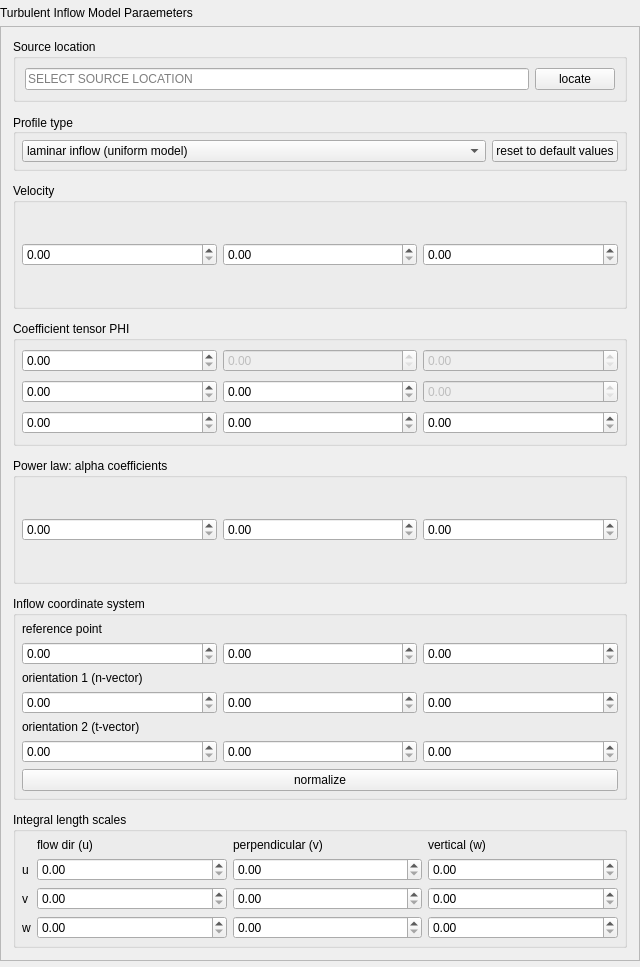
Old version of the form widgets/inflowparameterwidget.ui in the repository NHERI-SimCenter/TurbulenceInflowTool.
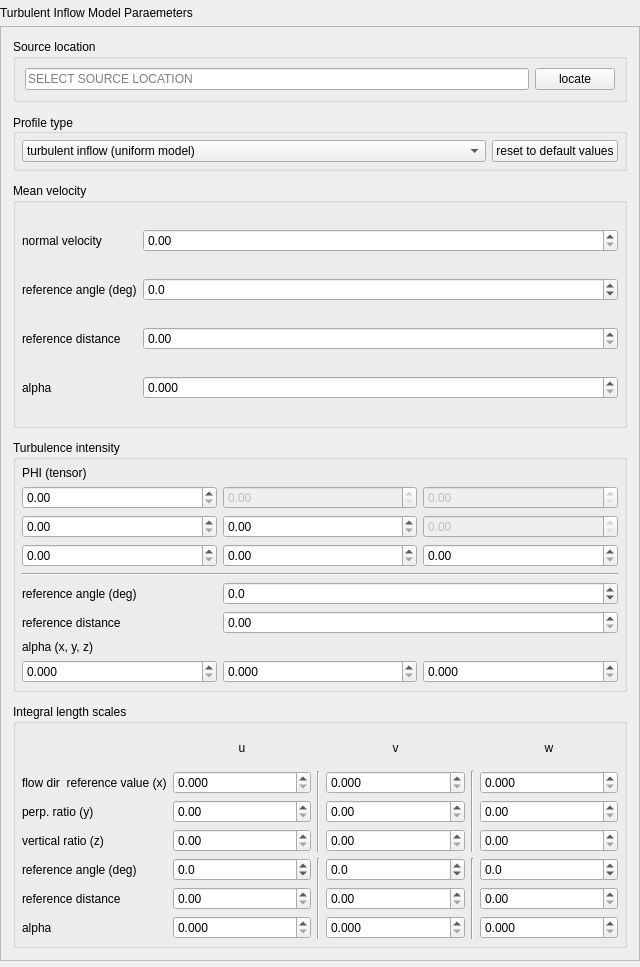
New version of the form.

Commit message: Update to new inflowProperty format

Diff of the .ui file:
```diff
--- a/widgets/inflowparameterwidget.ui
+++ b/widgets/inflowparameterwidget.ui
@@ -157,16 +157,6 @@
               <verstretch>0</verstretch>
              </sizepolicy>
             </property>
-            <item>
-             <property name="text">
-              <string>laminar inflow (uniform model)</string>
-             </property>
-            </item>
-            <item>
-             <property name="text">
-              <string>laminar inflow (exponential model)</string>
-             </property>
-            </item>
             <item>
              <property name="text">
               <string>turbulent inflow (uniform model)</string>
@@ -198,9 +188,9 @@
        <item>
         <widget class="QGroupBox" name="velocityGroup">
          <property name="title">
-          <string>Velocity</string>
+          <string>Mean velocity</string>
          </property>
-         <layout class="QGridLayout" name="gridLayout_3">
+         <layout class="QGridLayout" name="gridLayout_3" columnstretch="0,1">
           <property name="leftMargin">
            <number>6</number>
           </property>
@@ -214,9 +204,30 @@
            <number>6</number>
           </property>
           <item row="0" column="0">
-           <widget class="QDoubleSpinBox" name="vel1">
-            <property name="maximum">
-             <double>333.000000000000000</double>
+           <widget class="QLabel" name="label_velocityU">
+            <property name="text">
+             <string>normal velocity</string>
+            </property>
+           </widget>
+          </item>
+          <item row="1" column="0">
+           <widget class="QLabel" name="label_refAngleU">
+            <property name="text">
+             <string>reference angle (deg)</string>
+            </property>
+           </widget>
+          </item>
+          <item row="2" column="0">
+           <widget class="QLabel" name="label_refDistU">
+            <property name="text">
+             <string>reference distance</string>
+            </property>
+           </widget>
+          </item>
+          <item row="3" column="0">
+           <widget class="QLabel" name="label_alphaU">
+            <property name="text">
+             <string>alpha</string>
             </property>
            </widget>
           </item>
@@ -227,10 +238,33 @@
             </property>
            </widget>
           </item>
-          <item row="0" column="2">
-           <widget class="QDoubleSpinBox" name="vel3">
+          <item row="1" column="1">
+           <widget class="QDoubleSpinBox" name="refAngleU">
+            <property name="decimals">
+             <number>1</number>
+            </property>
+            <property name="minimum">
+             <double>-180.000000000000000</double>
+            </property>
             <property name="maximum">
-             <double>333.000000000000000</double>
+             <double>180.000000000000000</double>
+            </property>
+           </widget>
+          </item>
+          <item row="2" column="1">
+           <widget class="QDoubleSpinBox" name="refDistU">
+            <property name="maximum">
+             <double>300.000000000000000</double>
+            </property>
+           </widget>
+          </item>
+          <item row="3" column="1">
+           <widget class="QDoubleSpinBox" name="alphaU">
+            <property name="decimals">
+             <number>3</number>
+            </property>
+            <property name="singleStep">
+             <double>0.010000000000000</double>
             </property>
            </widget>
           </item>
@@ -240,9 +274,9 @@
        <item>
         <widget class="QGroupBox" name="phiTensorGroup">
          <property name="title">
-          <string>Coefficient tensor PHI</string>
+          <string>Turbulence intensity</string>
          </property>
-         <layout class="QGridLayout" name="gridLayout_2" rowstretch="0,0,0,0,0,0,0" rowminimumheight="0,0,0,0,0,0,0">
+         <layout class="QGridLayout" name="gridLayout_2" rowstretch="0,0,0,0,0,0,0,0,0,0,0,0" rowminimumheight="0,0,0,0,0,0,0,0,0,0,0,0">
           <property name="leftMargin">
            <number>6</number>
           </property>
@@ -255,19 +289,6 @@
           <property name="bottomMargin">
            <number>6</number>
           </property>
-          <item row="3" column="0">
-           <widget class="QDoubleSpinBox" name="PHI21"/>
-          </item>
-          <item row="2" column="2">
-           <widget class="QDoubleSpinBox" name="PHI13">
-            <property name="enabled">
-             <bool>false</bool>
-            </property>
-           </widget>
-          </item>
-          <item row="6" column="1">
-           <widget class="QDoubleSpinBox" name="PHI32"/>
-          </item>
           <item row="2" column="1">
            <widget class="QDoubleSpinBox" name="PHI12">
             <property name="enabled">
@@ -275,128 +296,126 @@
             </property>
            </widget>
           </item>
-          <item row="6" column="2">
-           <widget class="QDoubleSpinBox" name="PHI33"/>
-          </item>
-          <item row="3" column="1">
-           <widget class="QDoubleSpinBox" name="PHI22"/>
-          </item>
-          <item row="3" column="2">
-           <widget class="QDoubleSpinBox" name="PHI23">
-            <property name="enabled">
-             <bool>false</bool>
-            </property>
-           </widget>
-          </item>
           <item row="6" column="0">
            <widget class="QDoubleSpinBox" name="PHI31"/>
           </item>
           <item row="2" column="0">
            <widget class="QDoubleSpinBox" name="PHI11"/>
           </item>
-         </layout>
-        </widget>
-       </item>
-       <item>
-        <widget class="QGroupBox" name="alphaParameterGroup">
-         <property name="title">
-          <string>Power law: alpha coefficients</string>
-         </property>
-         <layout class="QGridLayout" name="gridLayout_5">
-          <property name="leftMargin">
-           <number>6</number>
-          </property>
-          <property name="topMargin">
-           <number>6</number>
-          </property>
-          <property name="rightMargin">
-           <number>6</number>
-          </property>
-          <property name="bottomMargin">
-           <number>6</number>
-          </property>
-          <item row="1" column="2">
-           <widget class="QDoubleSpinBox" name="alpha3"/>
+          <item row="11" column="2">
+           <widget class="QDoubleSpinBox" name="alpha3">
+            <property name="decimals">
+             <number>3</number>
+            </property>
+            <property name="singleStep">
+             <double>0.010000000000000</double>
+            </property>
+           </widget>
           </item>
-          <item row="1" column="0">
-           <widget class="QDoubleSpinBox" name="alpha1"/>
+          <item row="6" column="1">
+           <widget class="QDoubleSpinBox" name="PHI32"/>
           </item>
-          <item row="1" column="1">
-           <widget class="QDoubleSpinBox" name="alpha2"/>
+          <item row="9" column="0">
+           <widget class="QLabel" name="label_refDistPHI">
+            <property name="text">
+             <string>reference distance</string>
+            </property>
+           </widget>
           </item>
-         </layout>
-        </widget>
-       </item>
-       <item>
-        <widget class="QGroupBox" name="referencePointGroup">
-         <property name="title">
-          <string>Inflow coordinate system</string>
-         </property>
-         <layout class="QGridLayout" name="gridLayout_4">
-          <property name="leftMargin">
-           <number>6</number>
-          </property>
-          <property name="topMargin">
-           <number>6</number>
-          </property>
-          <property name="rightMargin">
-           <number>6</number>
-          </property>
-          <property name="bottomMargin">
-           <number>6</number>
-          </property>
           <item row="3" column="2">
-           <widget class="QDoubleSpinBox" name="zVector3"/>
+           <widget class="QDoubleSpinBox" name="PHI23">
+            <property name="enabled">
+             <bool>false</bool>
+            </property>
+           </widget>
+          </item>
+          <item row="10" column="0" colspan="3">
+           <widget class="QLabel" name="label_alphaPHI">
+            <property name="sizePolicy">
+             <sizepolicy hsizetype="Preferred" vsizetype="Preferred">
+              <horstretch>0</horstretch>
+              <verstretch>0</verstretch>
+             </sizepolicy>
+            </property>
+            <property name="text">
+             <string>alpha (x, y, z)</string>
+            </property>
+           </widget>
+          </item>
+          <item row="8" column="0">
+           <widget class="QLabel" name="label_refAnglePHI">
+            <property name="text">
+             <string>reference angle (deg)</string>
+            </property>
+           </widget>
+          </item>
+          <item row="2" column="2">
+           <widget class="QDoubleSpinBox" name="PHI13">
+            <property name="enabled">
+             <bool>false</bool>
+            </property>
+           </widget>
+          </item>
+          <item row="11" column="0">
+           <widget class="QDoubleSpinBox" name="alpha1">
+            <property name="decimals">
+             <number>3</number>
+            </property>
+            <property name="singleStep">
+             <double>0.010000000000000</double>
+            </property>
+           </widget>
           </item>
           <item row="3" column="1">
-           <widget class="QDoubleSpinBox" name="zVector2"/>
+           <widget class="QDoubleSpinBox" name="PHI22"/>
           </item>
-          <item row="2" column="0">
-           <widget class="QLabel" name="label_2">
+          <item row="6" column="2">
+           <widget class="QDoubleSpinBox" name="PHI33"/>
+          </item>
+          <item row="0" column="0">
+           <widget class="QLabel" name="label_PHI">
             <property name="text">
-             <string>orientation 1 (n-vector)</string>
+             <string>PHI (tensor)</string>
             </property>
            </widget>
           </item>
-          <item row="1" column="1">
-           <widget class="QDoubleSpinBox" name="z02"/>
-          </item>
-          <item row="1" column="2">
-           <widget class="QDoubleSpinBox" name="z03"/>
-          </item>
-          <item row="1" column="0">
-           <widget class="QDoubleSpinBox" name="z01"/>
+          <item row="11" column="1">
+           <widget class="QDoubleSpinBox" name="alpha2">
+            <property name="decimals">
+             <number>3</number>
+            </property>
+            <property name="singleStep">
+             <double>0.010000000000000</double>
+            </property>
+           </widget>
           </item>
           <item row="3" column="0">
-           <widget class="QDoubleSpinBox" name="zVector1"/>
-          </item>
-          <item row="5" column="2">
-           <widget class="QDoubleSpinBox" name="tVector3"/>
-          </item>
-          <item row="5" column="1">
-           <widget class="QDoubleSpinBox" name="tVector2"/>
+           <widget class="QDoubleSpinBox" name="PHI21"/>
           </item>
           <item row="7" column="0" colspan="3">
-           <widget class="QPushButton" name="btnNormalize">
-            <property name="text">
-             <string>normalize</string>
+           <widget class="Line" name="line_3">
+            <property name="orientation">
+             <enum>Qt::Horizontal</enum>
             </property>
            </widget>
           </item>
-          <item row="4" column="0">
-           <widget class="QLabel" name="label_3">
-            <property name="text">
-             <string>orientation 2 (t-vector)</string>
+          <item row="8" column="1" colspan="2">
+           <widget class="QDoubleSpinBox" name="refAnglePHI">
+            <property name="decimals">
+             <number>1</number>
             </property>
+            <property name="minimum">
+             <double>-180.000000000000000</double>
+            </property>
+            <property name="maximum">
+             <double>180.000000000000000</double>
+            </property>
            </widget>
           </item>
-          <item row="5" column="0">
-           <widget class="QDoubleSpinBox" name="tVector1"/>
-          </item>
-          <item row="0" column="0" colspan="3">
-           <widget class="QLabel" name="label">
-            <property name="text">
-             <string>reference point</string>
+          <item row="9" column="1" colspan="2">
+           <widget class="QDoubleSpinBox" name="refDistPHI">
+            <property name="maximum">
+             <double>300.000000000000000</double>
             </property>
            </widget>
           </item>
@@ -408,7 +427,7 @@
          <property name="title">
           <string>Integral length scales</string>
          </property>
-         <layout class="QGridLayout" name="gridLayout_6" columnstretch="0,1,1,1">
+         <layout class="QGridLayout" name="gridLayout_6" columnstretch="0,1,0,1,0,1" columnminimumwidth="0,0,0,0,0,0">
           <property name="leftMargin">
            <number>6</number>
           </property>
@@ -421,68 +440,68 @@
           <property name="bottomMargin">
            <number>6</number>
           </property>
-          <item row="3" column="3">
-           <widget class="QDoubleSpinBox" name="Lwz"/>
+          <item row="4" column="1">
+           <widget class="QDoubleSpinBox" name="refAngleLu">
+            <property name="decimals">
+             <number>1</number>
+            </property>
+            <property name="minimum">
+             <double>-180.000000000000000</double>
+            </property>
+            <property name="maximum">
+             <double>180.000000000000000</double>
+            </property>
+           </widget>
           </item>
-          <item row="0" column="1">
+          <item row="6" column="3">
+           <widget class="QDoubleSpinBox" name="LvAlpha">
+            <property name="decimals">
+             <number>3</number>
+            </property>
+            <property name="singleStep">
+             <double>0.010000000000000</double>
+            </property>
+           </widget>
+          </item>
+          <item row="5" column="0">
+           <widget class="QLabel" name="label_referenceDist">
+            <property name="text">
+             <string>reference distance</string>
+            </property>
+           </widget>
+          </item>
+          <item row="5" column="1">
+           <widget class="QDoubleSpinBox" name="refDistLu">
+            <property name="maximum">
+             <double>300.000000000000000</double>
+            </property>
+           </widget>
+          </item>
+          <item row="1" column="0">
            <widget class="QLabel" name="label_flowdir">
             <property name="text">
-             <string>flow dir (u)</string>
+             <string>flow dir  reference value (x)</string>
             </property>
            </widget>
           </item>
-          <item row="2" column="1">
-           <widget class="QDoubleSpinBox" name="Lvx"/>
+          <item row="6" column="5">
+           <widget class="QDoubleSpinBox" name="LwAlpha">
+            <property name="decimals">
+             <number>3</number>
+            </property>
+            <property name="singleStep">
+             <double>0.010000000000000</double>
+            </property>
+           </widget>
           </item>
-          <item row="2" column="2">
-           <widget class="QDoubleSpinBox" name="Lvy"/>
-          </item>
-          <item row="0" column="2">
-           <widget class="QLabel" name="label_perpendicular">
+          <item row="4" column="0">
+           <widget class="QLabel" name="label_referenceAngle">
             <property name="text">
-             <string>perpendicular (v)</string>
+             <string>reference angle (deg)</string>
             </property>
            </widget>
           </item>
-          <item row="3" column="1">
-           <widget class="QDoubleSpinBox" name="Lwx"/>
-          </item>
-          <item row="1" column="1">
-           <widget class="QDoubleSpinBox" name="Lux"/>
-          </item>
-          <item row="2" column="3">
-           <widget class="QDoubleSpinBox" name="Lvz"/>
-          </item>
-          <item row="1" column="2">
-           <widget class="QDoubleSpinBox" name="Luy"/>
-          </item>
-          <item row="1" column="3">
-           <widget class="QDoubleSpinBox" name="Luz"/>
-          </item>
-          <item row="3" column="2">
-           <widget class="QDoubleSpinBox" name="Lwy"/>
-          </item>
           <item row="0" column="3">
-           <widget class="QLabel" name="label_up_dir">
-            <property name="text">
-             <string>vertical (w)</string>
-            </property>
-           </widget>
-          </item>
-          <item row="1" column="0">
-           <widget class="QLabel" name="label_u_component">
-            <property name="sizePolicy">
-             <sizepolicy hsizetype="Minimum" vsizetype="Preferred">
-              <horstretch>0</horstretch>
-              <verstretch>0</verstretch>
-             </sizepolicy>
-            </property>
-            <property name="text">
-             <string>u</string>
-            </property>
-           </widget>
-          </item>
-          <item row="2" column="0">
            <widget class="QLabel" name="label_v_component">
             <property name="sizePolicy">
              <sizepolicy hsizetype="Minimum" vsizetype="Preferred">
@@ -493,9 +512,12 @@
             <property name="text">
              <string>v</string>
             </property>
+            <property name="alignment">
+             <set>Qt::AlignCenter</set>
+            </property>
            </widget>
           </item>
-          <item row="3" column="0">
+          <item row="0" column="5">
            <widget class="QLabel" name="label_w_component">
             <property name="sizePolicy">
              <sizepolicy hsizetype="Minimum" vsizetype="Preferred">
@@ -505,6 +527,226 @@
             </property>
             <property name="text">
              <string>w</string>
+            </property>
+            <property name="alignment">
+             <set>Qt::AlignCenter</set>
+            </property>
+           </widget>
+          </item>
+          <item row="4" column="5">
+           <widget class="QDoubleSpinBox" name="refAngleLw">
+            <property name="decimals">
+             <number>1</number>
+            </property>
+            <property name="minimum">
+             <double>-180.000000000000000</double>
+            </property>
+            <property name="maximum">
+             <double>180.000000000000000</double>
+            </property>
+           </widget>
+          </item>
+          <item row="1" column="5">
+           <widget class="QDoubleSpinBox" name="Lwx">
+            <property name="decimals">
+             <number>3</number>
+            </property>
+            <property name="singleStep">
+             <double>0.100000000000000</double>
+            </property>
+           </widget>
+          </item>
+          <item row="3" column="1">
+           <widget class="QDoubleSpinBox" name="LuzLux">
+            <property name="maximum">
+             <double>1.000000000000000</double>
+            </property>
+            <property name="singleStep">
+             <double>0.010000000000000</double>
+            </property>
+           </widget>
+          </item>
+          <item row="0" column="1">
+           <widget class="QLabel" name="label_u_component">
+            <property name="sizePolicy">
+             <sizepolicy hsizetype="Minimum" vsizetype="Preferred">
+              <horstretch>0</horstretch>
+              <verstretch>0</verstretch>
+             </sizepolicy>
+            </property>
+            <property name="text">
+             <string>u</string>
+            </property>
+            <property name="alignment">
+             <set>Qt::AlignCenter</set>
+            </property>
+           </widget>
+          </item>
+          <item row="2" column="0">
+           <widget class="QLabel" name="label_perpendicular">
+            <property name="text">
+             <string>perp. ratio (y)</string>
+            </property>
+           </widget>
+          </item>
+          <item row="5" column="5">
+           <widget class="QDoubleSpinBox" name="refDistLw">
+            <property name="maximum">
+             <double>300.000000000000000</double>
+            </property>
+           </widget>
+          </item>
+          <item row="1" column="3">
+           <widget class="QDoubleSpinBox" name="Lvx">
+            <property name="decimals">
+             <number>3</number>
+            </property>
+            <property name="singleStep">
+             <double>0.100000000000000</double>
+            </property>
+           </widget>
+          </item>
+          <item row="3" column="3">
+           <widget class="QDoubleSpinBox" name="LvzLvx">
+            <property name="maximum">
+             <double>1.000000000000000</double>
+            </property>
+            <property name="singleStep">
+             <double>0.010000000000000</double>
+            </property>
+           </widget>
+          </item>
+          <item row="6" column="1">
+           <widget class="QDoubleSpinBox" name="LuAlpha">
+            <property name="decimals">
+             <number>3</number>
+            </property>
+            <property name="singleStep">
+             <double>0.010000000000000</double>
+            </property>
+           </widget>
+          </item>
+          <item row="2" column="1">
+           <widget class="QDoubleSpinBox" name="LuyLux">
+            <property name="maximum">
+             <double>1.000000000000000</double>
+            </property>
+            <property name="singleStep">
+             <double>0.010000000000000</double>
+            </property>
+           </widget>
+          </item>
+          <item row="6" column="0">
+           <widget class="QLabel" name="label_alphas">
+            <property name="text">
+             <string>alpha</string>
+            </property>
+           </widget>
+          </item>
+          <item row="5" column="3">
+           <widget class="QDoubleSpinBox" name="refDistLv">
+            <property name="maximum">
+             <double>300.000000000000000</double>
+            </property>
+           </widget>
+          </item>
+          <item row="4" column="3">
+           <widget class="QDoubleSpinBox" name="refAngleLv">
+            <property name="decimals">
+             <number>1</number>
+            </property>
+            <property name="minimum">
+             <double>-180.000000000000000</double>
+            </property>
+            <property name="maximum">
+             <double>180.000000000000000</double>
+            </property>
+           </widget>
+          </item>
+          <item row="3" column="0">
+           <widget class="QLabel" name="label_up_dir">
+            <property name="text">
+             <string>vertical ratio (z)</string>
+            </property>
+           </widget>
+          </item>
+          <item row="3" column="5">
+           <widget class="QDoubleSpinBox" name="LwzLwx">
+            <property name="maximum">
+             <double>1.000000000000000</double>
+            </property>
+            <property name="singleStep">
+             <double>0.010000000000000</double>
+            </property>
+           </widget>
+          </item>
+          <item row="1" column="1">
+           <widget class="QDoubleSpinBox" name="Lux">
+            <property name="decimals">
+             <number>3</number>
+            </property>
+            <property name="singleStep">
+             <double>0.100000000000000</double>
+            </property>
+           </widget>
+          </item>
+          <item row="2" column="5">
+           <widget class="QDoubleSpinBox" name="LwyLwx">
+            <property name="maximum">
+             <double>1.000000000000000</double>
+            </property>
+            <property name="singleStep">
+             <double>0.010000000000000</double>
+            </property>
+           </widget>
+          </item>
+          <item row="2" column="3">
+           <widget class="QDoubleSpinBox" name="LvyLvx">
+            <property name="maximum">
+             <double>1.000000000000000</double>
+            </property>
+            <property name="singleStep">
+             <double>0.010000000000000</double>
+            </property>
+           </widget>
+          </item>
+          <item row="1" column="2" rowspan="3">
+           <widget class="Line" name="line1">
+            <property name="sizePolicy">
+             <sizepolicy hsizetype="Minimum" vsizetype="Minimum">
+              <horstretch>0</horstretch>
+              <verstretch>0</verstretch>
+             </sizepolicy>
+            </property>
+            <property name="orientation">
+             <enum>Qt::Vertical</enum>
+            </property>
+           </widget>
+          </item>
+          <item row="1" column="4" rowspan="3">
+           <widget class="Line" name="line2">
+            <property name="sizePolicy">
+             <sizepolicy hsizetype="Minimum" vsizetype="Minimum">
+              <horstretch>0</horstretch>
+              <verstretch>0</verstretch>
+             </sizepolicy>
+            </property>
+            <property name="orientation">
+             <enum>Qt::Vertical</enum>
+            </property>
+           </widget>
+          </item>
+          <item row="4" column="4" rowspan="3">
+           <widget class="Line" name="line4">
+            <property name="orientation">
+             <enum>Qt::Vertical</enum>
+            </property>
+           </widget>
+          </item>
+          <item row="4" column="2" rowspan="3">
+           <widget class="Line" name="line3">
+            <property name="orientation">
+             <enum>Qt::Vertical</enum>
             </property>
            </widget>
           </item>
```
Left out of the diff: 5 changed lines with no effect on the pictures. The commit also changes 5 other files.
